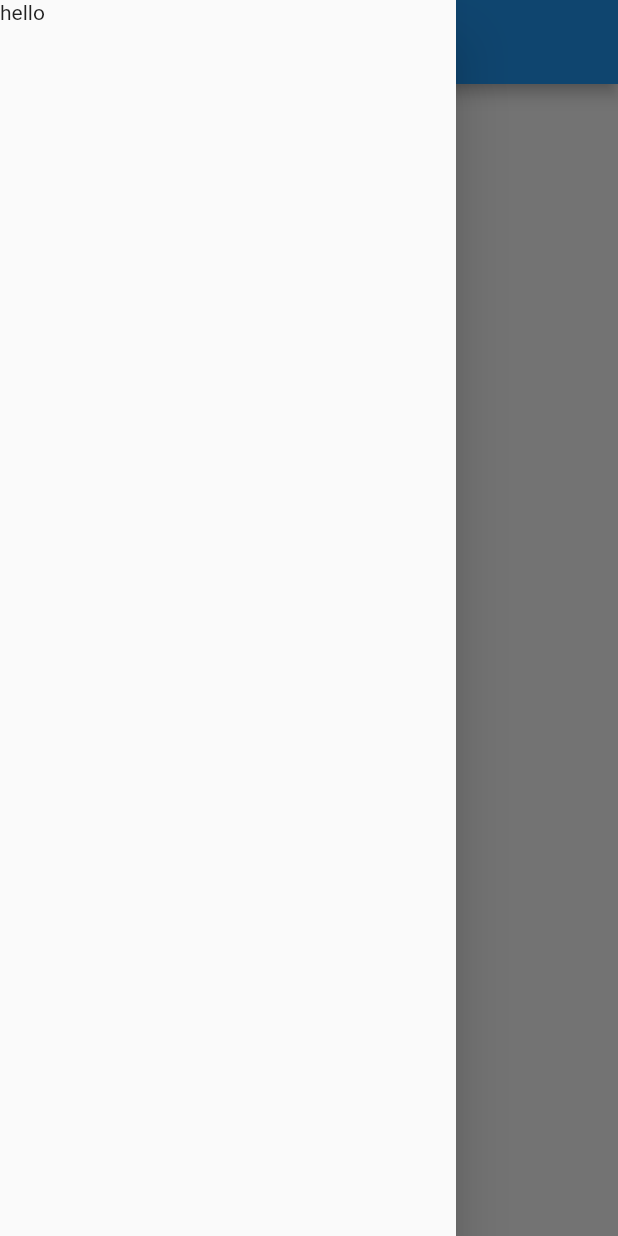
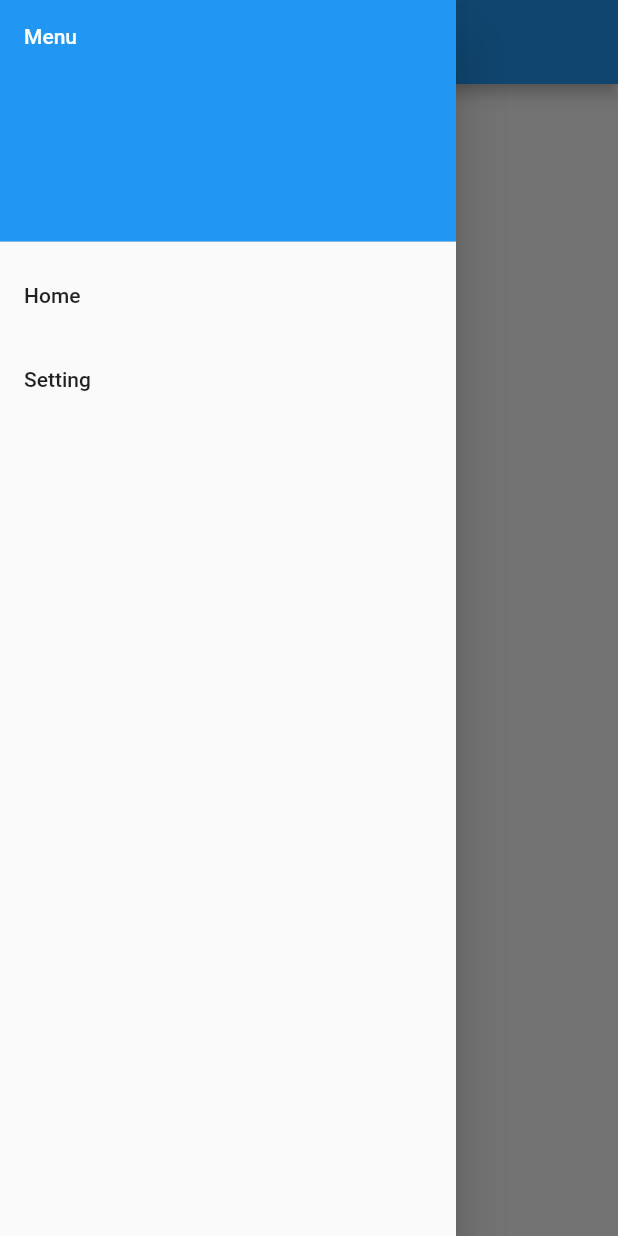
Before and after one commit to teerasej/nextflow_flutter_drawer_nav, a Flutter app: the screen it shows after launch, with the side drawer open, on a phone screen of 412 x 824 dp. Run offline on Flutter 3.47's test engine with Material 2 defaults, Android fonts, the phone set to English and light mode, and no system bars.

Commit message:
add header and list menu

```diff
--- a/lib/main.dart
+++ b/lib/main.dart
@@ -38,7 +38,28 @@ class _MyHomePageState extends State<MyHomePage> {
         title: Text(_title),
       ),
       drawer: Drawer(
-        child: Text('hello'),
+        child: ListView(
+          padding: EdgeInsets.zero,
+          children: [
+            DrawerHeader(
+              decoration: BoxDecoration(
+                color: Colors.blue,
+              ),
+              child: Text(
+                'Menu',
+                style: TextStyle(color: Colors.white),
+              ),
+            ),
+            ListTile(
+              title: Text('Home'),
+              onTap: () {},
+            ),
+            ListTile(
+              title: Text('Setting'),
+              onTap: () {},
+            ),
+          ],
+        ),
       ),
       body: _currentPage,
     );
```
